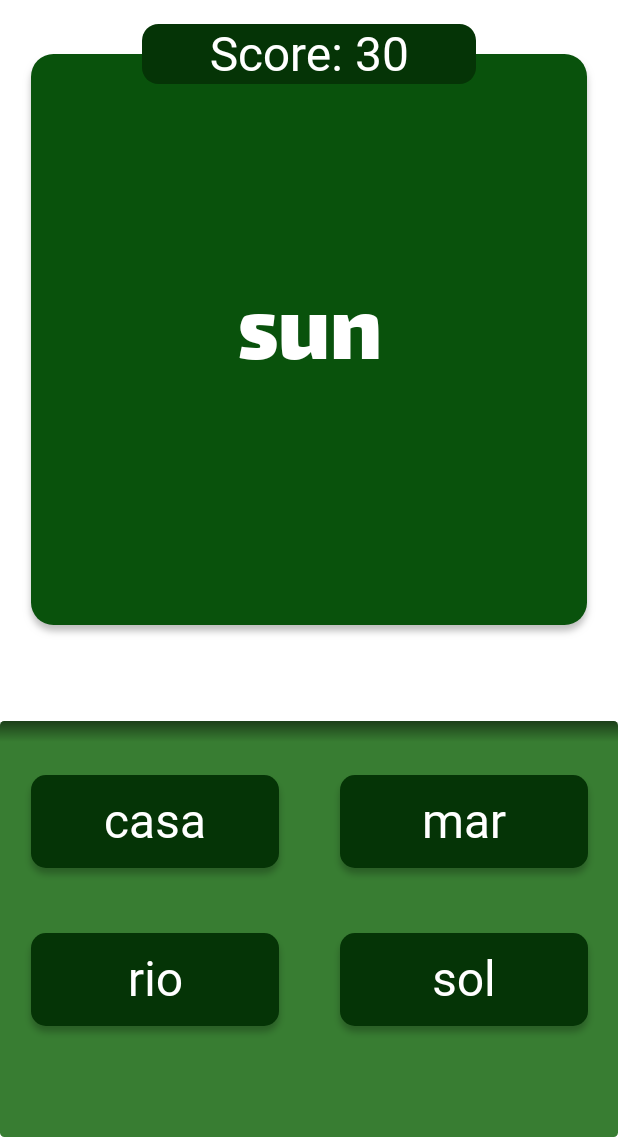
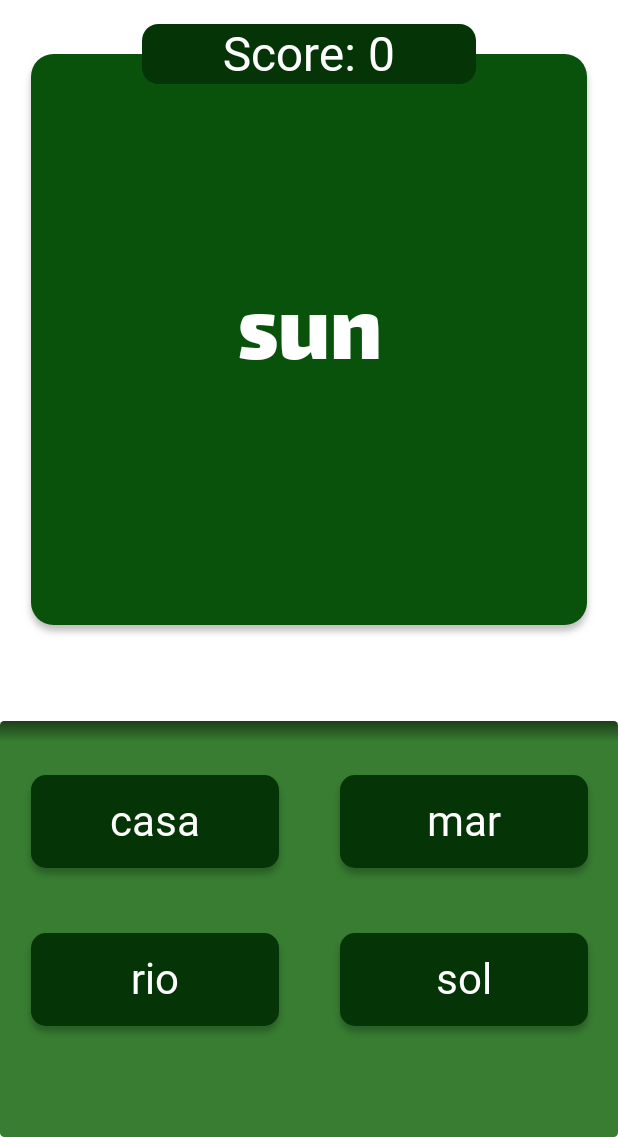
Before and after one commit to AllanAviana/TranslateIt-Android, an Android app built with Jetpack Compose: the GameScreen screen opened through its navigation route, on a phone screen of 412 x 824 dp, the part 99-1236 px from its top. Run offline under Robolectric (Android 15) with nearby library versions, the phone set to English and light mode, and no system bars; Roboto replaces fonts that are not available here.

Commit message:
implement some animation

```diff
--- a/app/src/main/java/com/example/translateit_android/presentation/screen/GameScreen.kt
+++ b/app/src/main/java/com/example/translateit_android/presentation/screen/GameScreen.kt
@@ -42,8 +42,6 @@ import com.example.translateit_android.ui.theme.pottaOne
 
 @Composable
 fun GameScreen(navController: NavHostController, gameViewModel: GameViewModel) {
-    val list = listOf("Foco", "Fomentar", "Praia", "Casa")
-
     val uiState = gameViewModel.uiState.collectAsState()
 
     LaunchedEffect(uiState.value.isGameOver) {
@@ -94,7 +92,7 @@ fun GameScreen(navController: NavHostController, gameViewModel: GameViewModel) {
                 verticalAlignment = Alignment.CenterVertically
             ) {
                 Text(
-                    text = "Score: 30",
+                    text = "Score: ${uiState.value.score}",
                     fontSize = 32.sp,
                     color = Color.White,
                     fontFamily = pottaOne
@@ -231,7 +229,7 @@ fun GameScreen(navController: NavHostController, gameViewModel: GameViewModel) {
                         ) {
                             Text(
                                 text = word[0],
-                                fontSize = 32.sp,
+                                fontSize = 28.sp,
                                 color = Color.White,
                                 fontFamily = pottaOne,
                                 modifier = Modifier
@@ -282,7 +280,7 @@ fun GameScreen(navController: NavHostController, gameViewModel: GameViewModel) {
                         ) {
                             Text(
                                 text = word[1],
-                                fontSize = 32.sp,
+                                fontSize = 28.sp,
                                 color = Color.White,
                                 fontFamily = pottaOne,
                                 modifier = Modifier
--- a/app/src/main/java/com/example/translateit_android/presentation/screen/HomeScreen.kt
+++ b/app/src/main/java/com/example/translateit_android/presentation/screen/HomeScreen.kt
@@ -1,5 +1,7 @@
 package com.example.translateit_android.presentation.screen
 
+import androidx.compose.animation.core.animateDpAsState
+import androidx.compose.animation.core.tween
 import androidx.compose.foundation.Image
 import androidx.compose.foundation.background
 import androidx.compose.foundation.gestures.detectDragGestures
@@ -19,6 +21,7 @@ import androidx.compose.foundation.shape.RoundedCornerShape
 import androidx.compose.material3.Icon
 import androidx.compose.material3.Text
 import androidx.compose.runtime.Composable
+import androidx.compose.runtime.LaunchedEffect
 import androidx.compose.runtime.getValue
 import androidx.compose.runtime.mutableStateOf
 import androidx.compose.runtime.remember
@@ -42,6 +45,18 @@ import com.example.translateit_android.ui.theme.pottaOne
 
 @Composable
 fun HomeScreen(navController: NavHostController) {
+
+    var startAnimation by remember { mutableStateOf(false) }
+
+    val offsetX by animateDpAsState(
+        targetValue = if (startAnimation) 0.dp else (-400).dp,
+        animationSpec = tween(durationMillis = 2000)
+    )
+
+    LaunchedEffect(Unit) {
+        startAnimation = true
+    }
+
     Box(
         modifier = Modifier
             .fillMaxSize()
@@ -92,6 +107,7 @@ fun HomeScreen(navController: NavHostController) {
                 .align(Alignment.Center)
                 .zIndex(1f)
                 .padding(bottom  = 80.dp)
+                .offset(x = offsetX)
             )
 
         Column(
```
Also changed, not shown: app/src/main/java/com/example/translateit_android/presentation/screen/ResultScreen.kt (+20 -0 lines).
